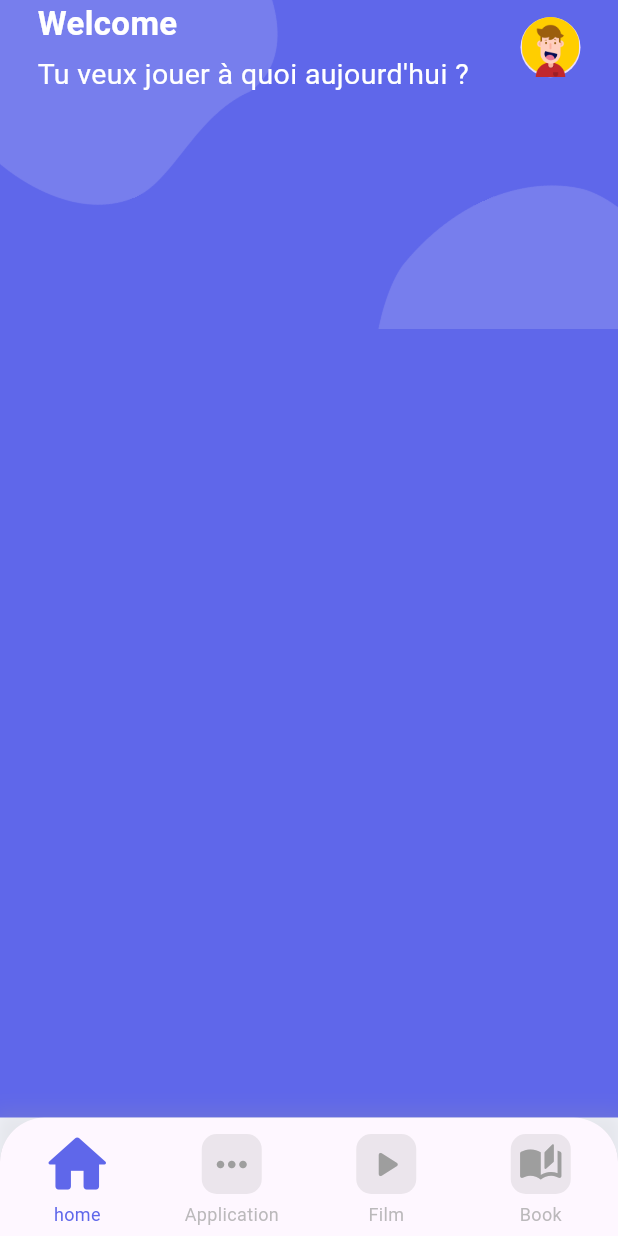
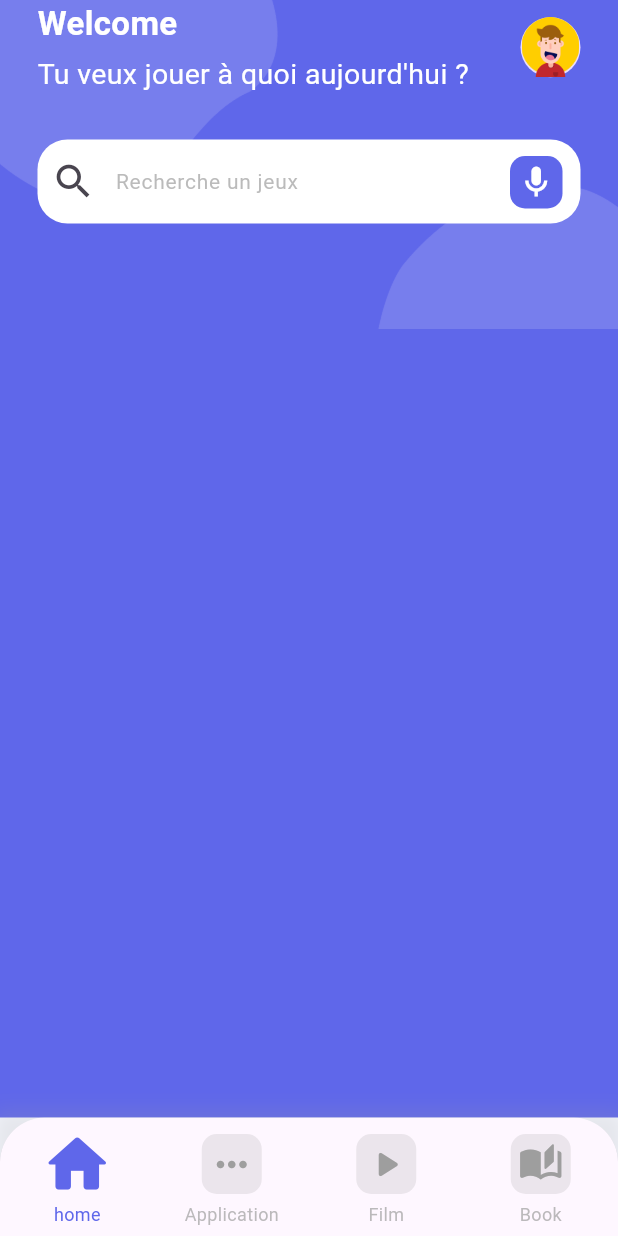
Before and after one commit to nbena69/gamestore, a Flutter app: the screen it shows after launch, on a phone screen of 412 x 824 dp. Run offline on Flutter 3.47's test engine with Material 3 defaults, Android fonts, the phone set to English and light mode, and no system bars.

Commit message:
Widget Search en cours

```diff
--- a/lib/home/home.dart
+++ b/lib/home/home.dart
@@ -1,5 +1,6 @@
 import 'package:flutter/material.dart';
 import 'package:gamestore/home/widgets/header.dart';
+import 'package:gamestore/home/widgets/search.dart';
 
 class HomePage extends StatelessWidget {
   const HomePage({super.key});
@@ -31,9 +32,10 @@ class HomePage extends StatelessWidget {
               ),
             ),
           ),
-          Column(
+          const Column(
             children: [
               HeaderSection(),
+              SearchSection(),
             ],
           )
         ],
--- /dev/null
+++ b/lib/home/widgets/category.dart
@@ -0,0 +1,10 @@
+import 'package:flutter/material.dart';
+
+class CategorySection extends StatelessWidget {
+  const CategorySection({super.key});
+
+  @override
+  Widget build(BuildContext context) {
+    return Container();
+  }
+}
--- /dev/null
+++ b/lib/home/widgets/search.dart
@@ -0,0 +1,54 @@
+import 'package:flutter/material.dart';
+
+class SearchSection extends StatelessWidget {
+  const SearchSection({super.key});
+
+  @override
+  Widget build(BuildContext context) {
+    return Container(
+      padding: const EdgeInsets.symmetric(horizontal: 25, vertical: 30),
+      child: Stack(
+        children: [
+          TextField(
+            decoration: InputDecoration(
+              fillColor: Colors.white,
+              filled: true,
+              border: OutlineInputBorder(
+                borderRadius: BorderRadius.circular(20),
+                borderSide: const BorderSide(
+                  width: 0,
+                  style: BorderStyle.none,
+                ),
+              ),
+              prefixIcon: const Icon(
+                Icons.search_outlined,
+                size: 30,
+              ),
+              hintText: "Recherche un jeux",
+              hintStyle: TextStyle(
+                fontSize: 14,
+                color: Colors.grey.withOpacity(0.7),
+              ),
+            ),
+          ),
+          Positioned(
+            right: 12,
+            bottom: 10,
+            child: Container(
+              padding: const EdgeInsets.all(5),
+              decoration: BoxDecoration(
+                color: const Color(0xFF5F67EA),
+                borderRadius: BorderRadius.circular(10),
+              ),
+              child: const Icon(
+                Icons.mic_outlined,
+                color: Colors.white,
+                size: 25,
+              ),
+            ),
+          ),
+        ],
+      ),
+    );
+  }
+}
```
